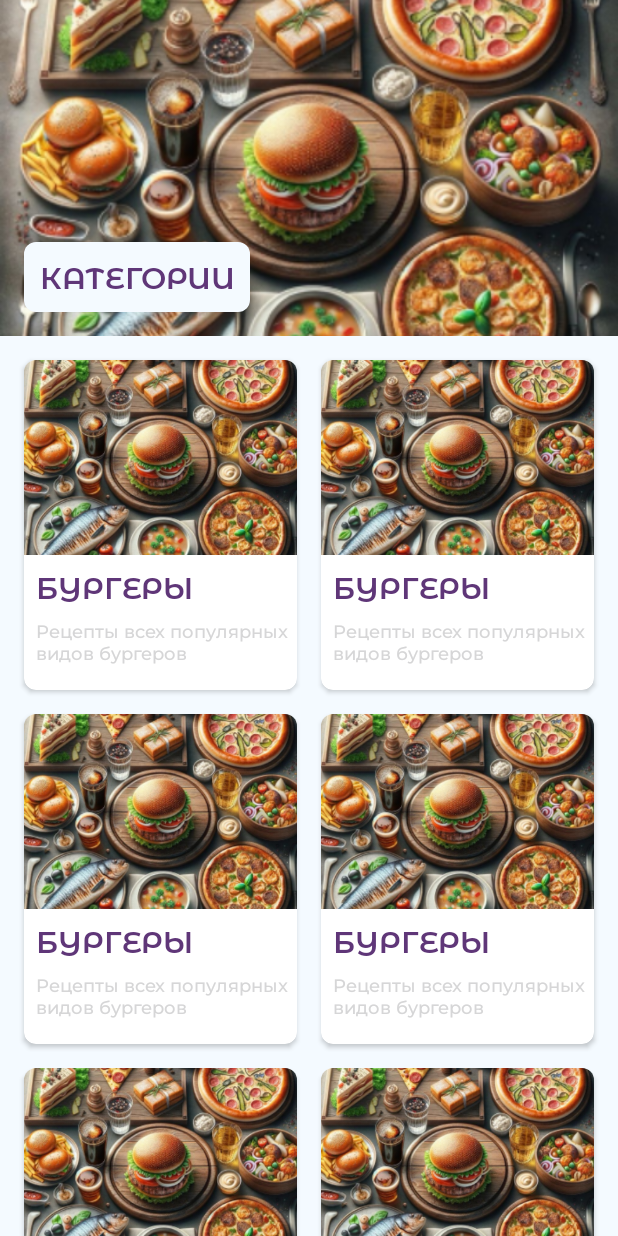
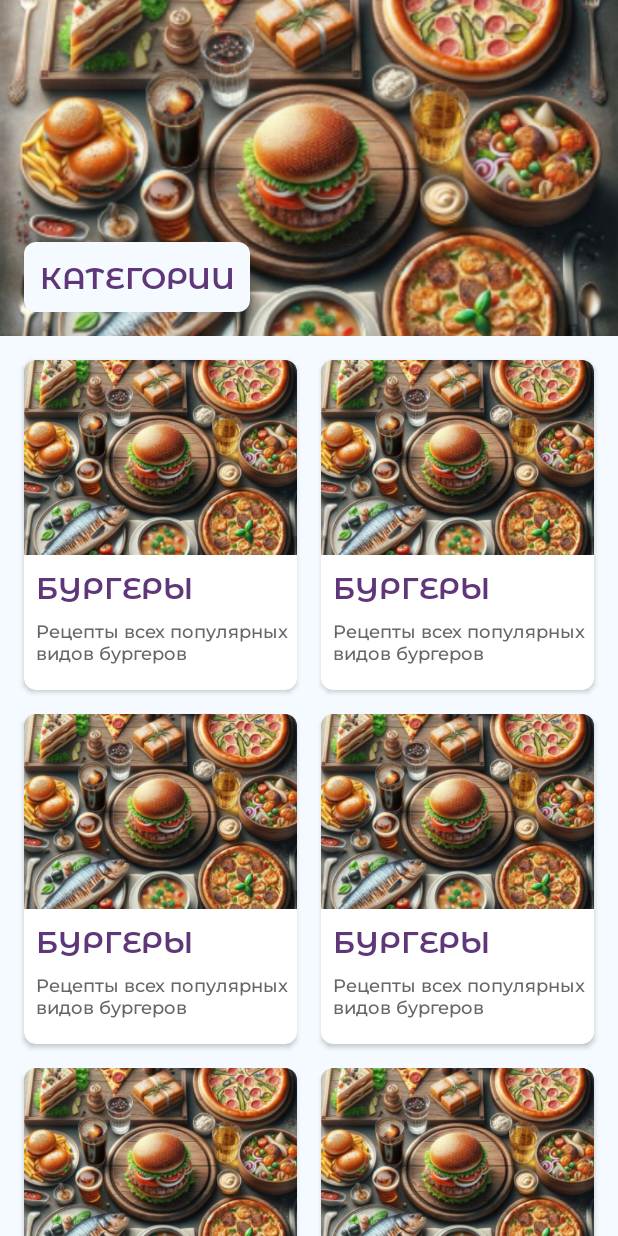
Before and after one commit to softheitron/RecipesAppAndroid, an Android app: the layout fragment_list_categories.xml on its own in the app's theme, with its tools: preview values and no code run, on a phone screen of 412 x 824 dp. Run offline under Robolectric (Android 15) with nearby library versions, the phone set to English and light mode, and no system bars.

Commit message:
RA-07-problems-resolving

```diff
--- a/app/src/main/java/com/example/recipesapp/Category.kt
+++ b/app/src/main/java/com/example/recipesapp/entities/Category.kt
@@ -1,4 +1,4 @@
-package com.example.recipesapp
+package com.example.recipesapp.entities
 
 data class Category(
     val id: Int,
--- a/app/src/main/java/com/example/recipesapp/Ingredient.kt
+++ b/app/src/main/java/com/example/recipesapp/entities/Ingredient.kt
@@ -1,4 +1,4 @@
-package com.example.recipesapp
+package com.example.recipesapp.entities
 
 data class Ingredient(
     val quantity: String,
--- a/app/src/main/java/com/example/recipesapp/Recipe.kt
+++ b/app/src/main/java/com/example/recipesapp/entities/Recipe.kt
@@ -1,4 +1,4 @@
-package com.example.recipesapp
+package com.example.recipesapp.entities
 
 data class Recipe(
     val id: Int,
--- a/app/src/main/java/com/example/recipesapp/recipes.kt
+++ b/app/src/main/java/com/example/recipesapp/recipes.kt
@@ -1,4 +1,6 @@
 package com.example.recipesapp
+
+import com.example.recipesapp.entities.Category
 
 object STUB {
 
--- a/app/src/main/res/layout/item_category.xml
+++ b/app/src/main/res/layout/item_category.xml
@@ -2,7 +2,7 @@
 <androidx.cardview.widget.CardView xmlns:android="http://schemas.android.com/apk/res/android"
     xmlns:app="http://schemas.android.com/apk/res-auto"
     android:background="@color/white"
-    android:layout_height="220dp"
+    android:layout_height="@dimen/item_category_main"
     android:layout_width="match_parent"
     android:layout_margin="@dimen/margin_half"
     app:cardCornerRadius="@dimen/margin_half"
@@ -16,7 +16,6 @@
         <ImageView
             android:layout_width="match_parent"
             android:layout_height="@dimen/card_image_height"
-            android:contentDescription="TODO"
             android:scaleType="centerCrop"
             android:src="@drawable/bcg_categories"/>
 
--- a/app/src/main/res/values/dimens.xml
+++ b/app/src/main/res/values/dimens.xml
@@ -7,6 +7,7 @@
     <dimen name="margin_nav_button">2dp</dimen>
     <dimen name="ic_favorites_size">24dp</dimen>
     <dimen name="header_height">224dp</dimen>
+    <dimen name="item_category_main">220dp</dimen>
     <dimen name="card_image_height">130dp</dimen>
     <dimen name="card_text_part_height">90dp</dimen>
 
--- a/app/src/main/res/values/styles.xml
+++ b/app/src/main/res/values/styles.xml
@@ -18,7 +18,7 @@
     <style name="StyleCardDescription" parent="TextAppearance.AppCompat">
         <item name="android:textSize">@dimen/style_description_text_size</item>
         <item name="android:fontFamily">@font/montserrat_medium</item>
-        <item name="android:textColor">@color/card_description_text</item>
+        <item name="android:textColor">@color/card_description_color</item>
     </style>
 
     <style name="StyleNavButton" parent="Widget.Material3.Button">
```
